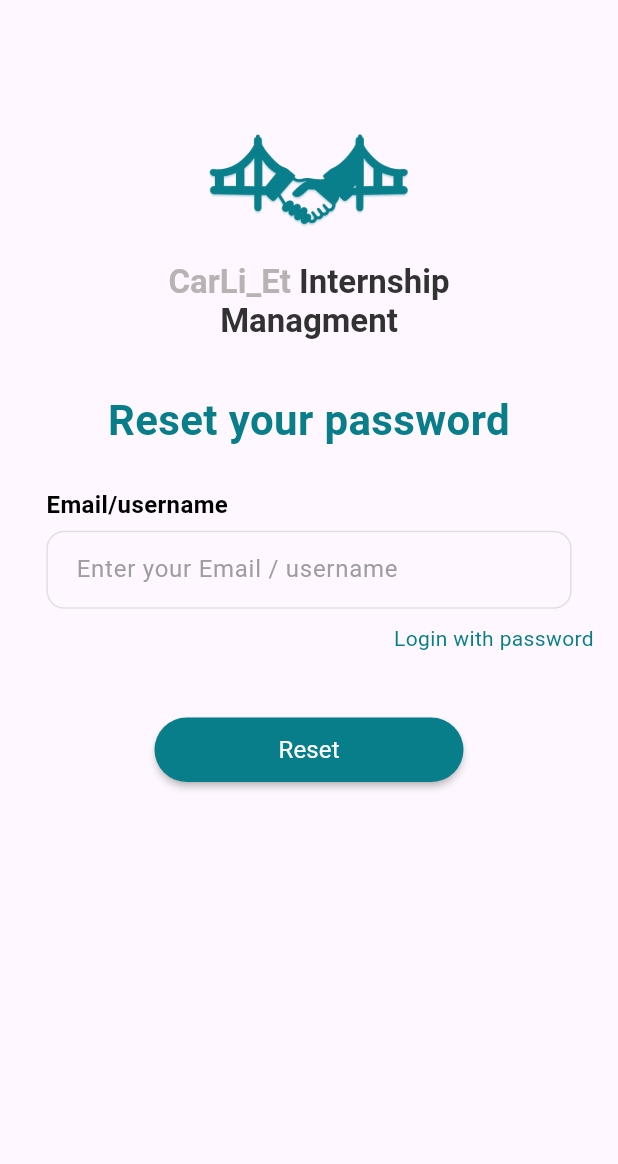
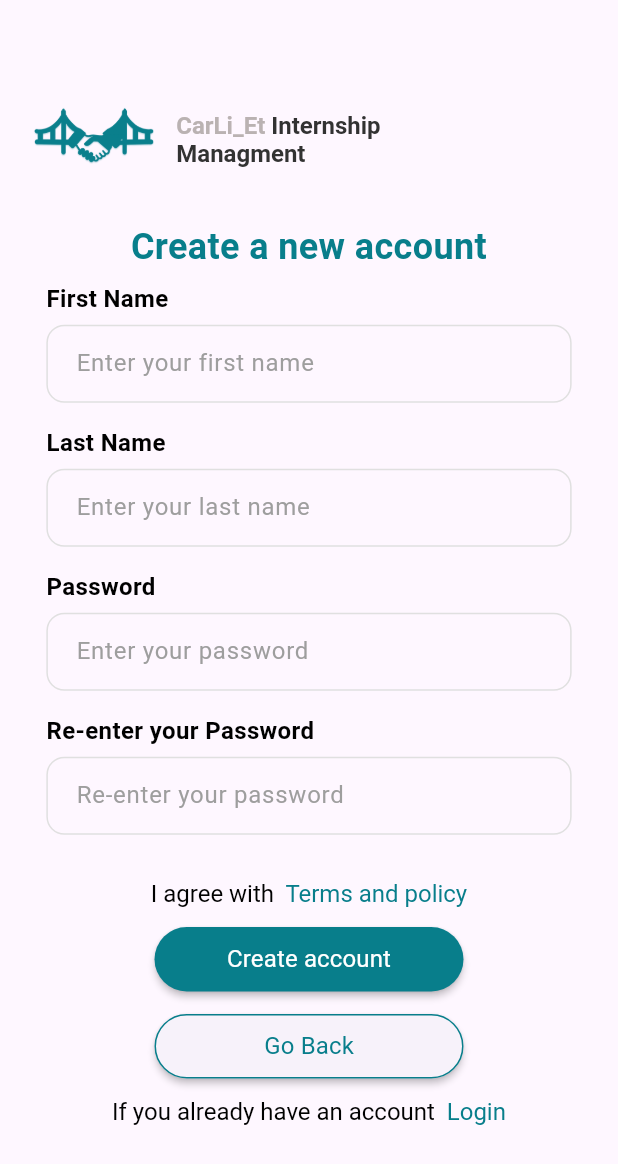
Before and after one commit to hayatabdulkerim/carliet_app, a Flutter app: the screen it shows after launch, on a phone screen of 412 x 824 dp. Shown: the top 1164 px of the screen. Run offline on Flutter 3.47's test engine with Material 3 defaults, Android fonts, the phone set to English and light mode, and no system bars.

Commit message:
student signup page setup

```diff
--- a/lib/features/auth/presentation/student_signin.dart
+++ b/lib/features/auth/presentation/student_signin.dart
@@ -1,3 +1,4 @@
+import 'package:carliet_app/shared/text/split_action_text.dart';
 import 'package:flutter/material.dart';
 import '../../../shared/input/input_field.dart';
 import '../../../shared/buttons/filled_btn.dart';
@@ -43,7 +44,10 @@ class StudentSignin extends StatelessWidget {
             SizedBox(height: 10),
             OutlinedBtn(text: 'Go Back', onPressed: _onGoBackPressed),
             SizedBox(height: 30),
-            CreatAccountText(),
+            SplitActionText(
+              text: "If you don't have an account ",
+              actionText: "Create Account",
+            ),
           ],
         ),
       ),
@@ -65,27 +69,3 @@ class Header extends StatelessWidget {
 }
 
 //______________________________________________________________
-
-class CreatAccountText extends StatelessWidget {
-  const CreatAccountText({super.key});
-
-  @override
-  Widget build(BuildContext context) {
-    return RichText(
-      textAlign: TextAlign.center,
-      text: const TextSpan(
-        style: TextStyle(fontSize: 16, fontWeight: FontWeight.w400),
-        children: [
-          TextSpan(
-            text: 'If you don\'t have an account ',
-            style: TextStyle(color: Color.fromARGB(255, 0, 0, 0)),
-          ),
-          TextSpan(
-            text: 'Create Account',
-            style: TextStyle(color: Color(0xFF087E8B)),
-          ),
-        ],
-      ),
-    );
-  }
-}
--- /dev/null
+++ b/lib/features/auth/presentation/student_signup.dart
@@ -0,0 +1,91 @@
+import 'package:carliet_app/shared/buttons/outlined_btn.dart';
+import 'package:carliet_app/shared/text/split_action_text.dart';
+import 'package:flutter/material.dart';
+
+import '../../../shared/logo/carliet_logo.dart';
+import '../../../shared/text/app_title.dart';
+import '../../../shared/buttons/filled_btn.dart';
+import '../../../shared/text/auth_subtitel.dart';
+import '../../../shared/text/action_text.dart';
+import '../../../shared/input/input_field.dart';
+
+class StudentSignup extends StatelessWidget {
+  const StudentSignup({super.key});
+
+  void _onCreateAccountPressed() {
+    print("Student Sign In");
+  }
+
+  void _onGoBackPressed() {
+    print("Student Sign In");
+  }
+
+  @override
+  Widget build(BuildContext context) {
+    final screenHeight = MediaQuery.of(context).size.height;
+    return Center(
+      child: Scaffold(
+        body: Column(
+          children: [
+            SizedBox(height: 55),
+            Header(),
+            SizedBox(height: screenHeight * 0.03),
+            AuthSubtitle(text: 'Create a new account', fontSize: 24),
+            SizedBox(height: screenHeight * 0.007),
+            InputField(label: 'First Name', hintText: 'Enter your first name'),
+            SizedBox(height: 15),
+            InputField(label: 'Last Name', hintText: 'Enter your last name'),
+            SizedBox(height: 15),
+            InputField(label: 'Password', hintText: 'Enter your password'),
+            SizedBox(height: 15),
+            InputField(
+              label: 'Re-enter your Password',
+              hintText: 'Re-enter your password',
+            ),
+            SizedBox(height: 30),
+            SplitActionText(
+              text: "I agree with  ",
+              actionText: "Terms and policy",
+            ),
+            SizedBox(height: 10),
+            FilledBtn(
+              text: 'Create account',
+              onPressed: _onCreateAccountPressed,
+            ),
+            SizedBox(height: 10),
+            OutlinedBtn(text: 'Go Back', onPressed: _onGoBackPressed),
+            SizedBox(height: 10),
+            SplitActionText(
+              text: "If you already have an account  ",
+              actionText: "Login",
+            ),
+          ],
+        ),
+      ),
+    );
+  }
+}
+
+//_____________________________________________
+
+class Header extends StatelessWidget {
+  const Header({super.key});
+
+  @override
+  Widget build(BuildContext context) {
+    return const Padding(
+      padding: EdgeInsets.only(left: 16, top: 8),
+      child: Align(
+        alignment: Alignment.topLeft,
+        child: Row(
+          mainAxisSize: MainAxisSize.min,
+          children: [
+            Logo(height: 60),
+            SizedBox(width: 8),
+            AppTitle(fontSize: 16, textAlign: TextAlign.left),
+          ],
+        ),
+      ),
+    );
+  }
+}
--- a/lib/main.dart
+++ b/lib/main.dart
@@ -1,8 +1,9 @@
 import 'package:carliet_app/features/auth/presentation/student_signin.dart';
 import 'package:flutter/material.dart';
 // import './features/home/presentation/home_screen.dart';
-// import 'features/auth/presentation/student_signin.dart';
-import 'features/auth/presentation/forgot_password.dart';
+import 'features/auth/presentation/student_signup.dart';
+// import 'features/auth/presentation/forgot_password.dart';
+
 
 
 void main() {
@@ -17,7 +18,7 @@ class MyApp extends StatelessWidget {
     return MaterialApp(
       debugShowCheckedModeBanner: false,
       title: 'CarLi_Et',
-      home: const ForgotPassword(),
+      home: const StudentSignup(),
     );
   }
 }
--- a/lib/shared/text/auth_subtitel.dart
+++ b/lib/shared/text/auth_subtitel.dart
@@ -4,11 +4,7 @@ class AuthSubtitle extends StatelessWidget {
   final String text;
   final double fontSize;
 
-  const AuthSubtitle({
-    super.key,
-    required this.text,
-    this.fontSize = 28,
-  });
+  const AuthSubtitle({super.key, required this.text, this.fontSize = 26});
 
   @override
   Widget build(BuildContext context) {
--- /dev/null
+++ b/lib/shared/text/split_action_text.dart
@@ -0,0 +1,32 @@
+import 'package:flutter/material.dart';
+
+class SplitActionText extends StatelessWidget {
+  final String text;
+  final String actionText;
+
+  const SplitActionText({
+    super.key,
+    required this.text,
+    required this.actionText,
+  });
+
+  @override
+  Widget build(BuildContext context) {
+    return RichText(
+      textAlign: TextAlign.center,
+      text: TextSpan(
+        style: const TextStyle(fontSize: 16, fontWeight: FontWeight.w400),
+        children: [
+          TextSpan(
+            text: text,
+            style: const TextStyle(color: Colors.black),
+          ),
+          TextSpan(
+            text: actionText,
+            style: const TextStyle(color: Color(0xFF087E8B)),
+          ),
+        ],
+      ),
+    );
+  }
+}
```
